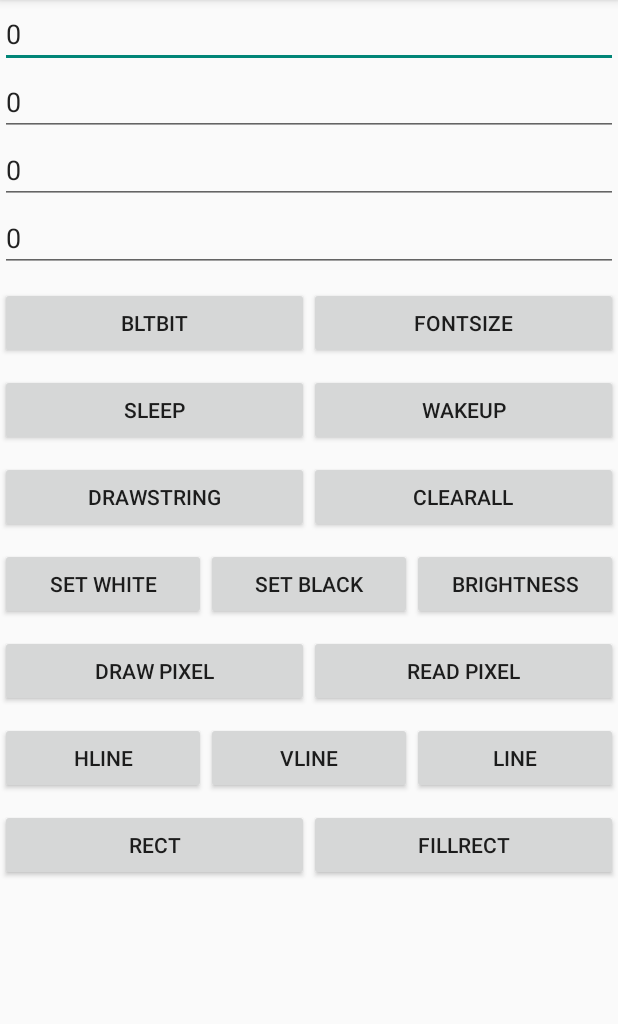
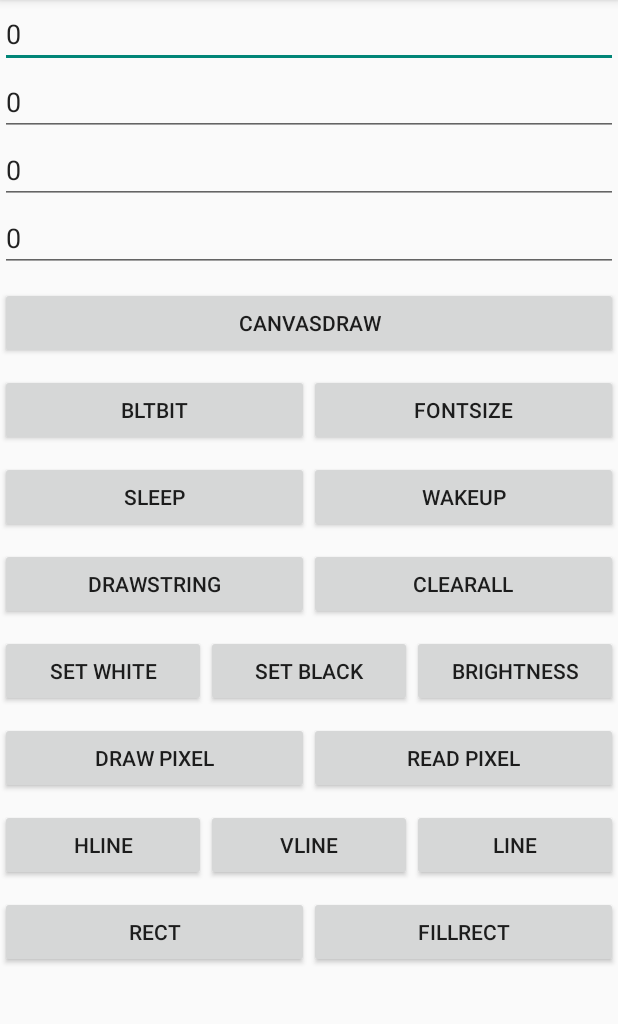
Before and after one commit to lvhwa0716/minipanel, an Android app: the screen it shows after launch (MainActivity), on a phone screen of 412 x 824 dp, the part 84-1108 px from its top. Run offline under Robolectric (Android 15) with nearby library versions, the phone set to English and light mode, and no system bars.

Commit message:
Add GrafixHelp use canvas draw oled

```diff
--- a/MiniPanelTest/app/src/main/res/layout/activity_main.xml
+++ b/MiniPanelTest/app/src/main/res/layout/activity_main.xml
@@ -36,6 +36,20 @@
             android:layout_height="wrap_content"
             android:hint="P4"
             android:text="0" />
+
+        <LinearLayout
+            android:layout_width="fill_parent"
+            android:layout_height="wrap_content"
+            android:layout_marginTop="10dp"
+            android:orientation="horizontal">
+
+            <Button
+                android:id="@+id/buttonCanvasDraw"
+                android:layout_width="0dp"
+                android:layout_height="wrap_content"
+                android:layout_weight="1"
+                android:text="CanvasDraw" />
+        </LinearLayout>
 
         <LinearLayout
             android:layout_width="fill_parent"
```
Also changed, not shown: MiniPanelTest/app/src/main/java/com/i029/minipanel/minipaneltest/MainActivity.java (+41 -0 lines), MiniPanelTest/app/libs/javalib.jar, 1 other file.
